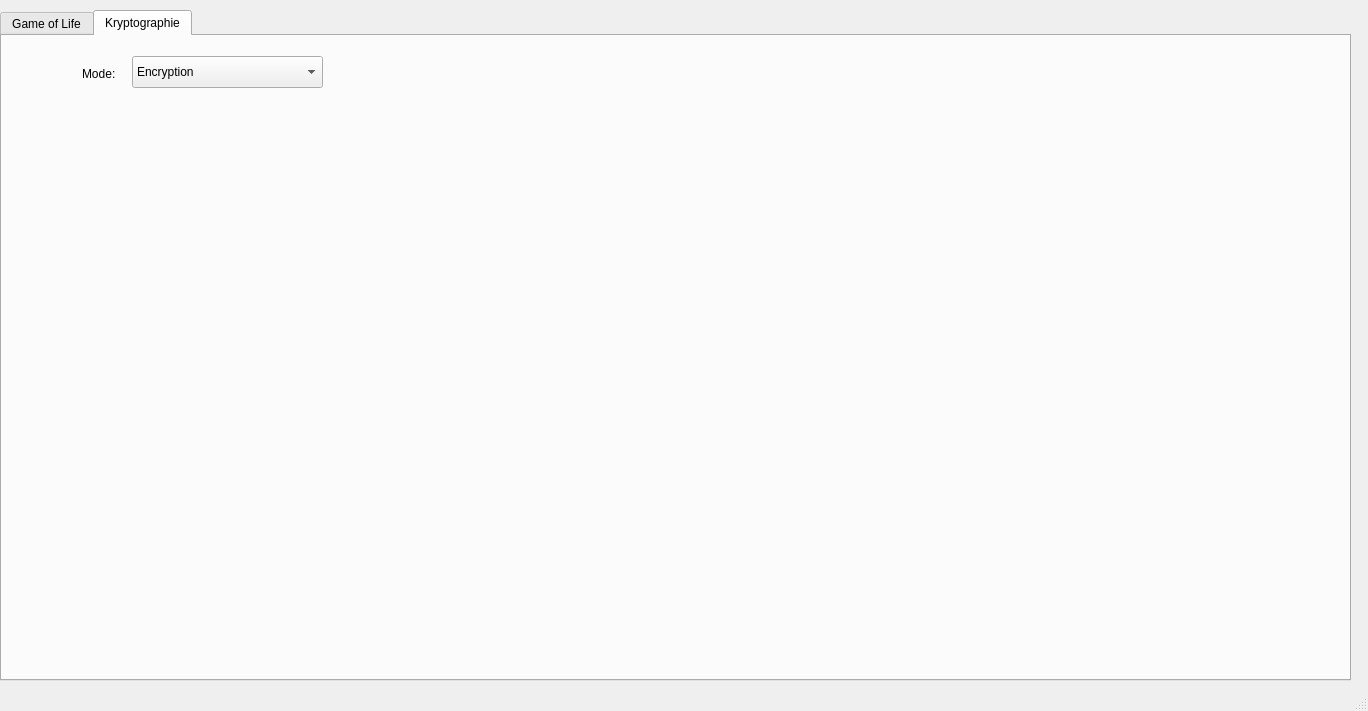
Old version of the form Milestones/Milestone1/gui/mainwindow.ui in the repository jmpargana/PRG-Praktikum.
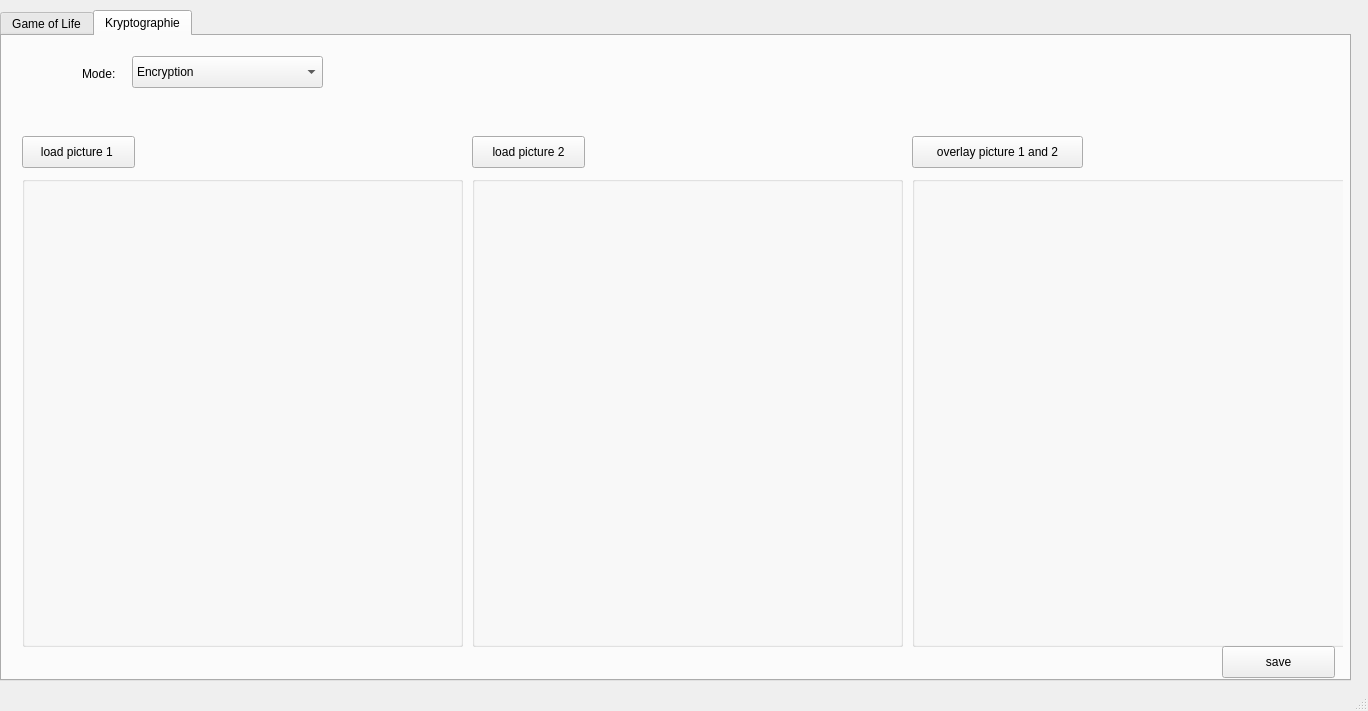
New version of the form. The open tabs and pages were chosen to show the change.

Commit message: overlay screen preparation

The edit to the form file:
```diff
--- a/Milestones/Milestone1/gui/mainwindow.ui
+++ b/Milestones/Milestone1/gui/mainwindow.ui
@@ -450,7 +450,99 @@
        <zorder>dec_buttonDecryption</zorder>
        <zorder>dec_groupBoxDecryption</zorder>
       </widget>
-      <widget class="QWidget" name="pageBlend"/>
+      <widget class="QWidget" name="pageBlend">
+       <widget class="QPushButton" name="over_buttonLoadP1">
+        <property name="geometry">
+         <rect>
+          <x>20</x>
+          <y>20</y>
+          <width>113</width>
+          <height>32</height>
+         </rect>
+        </property>
+        <property name="text">
+         <string>load picture 1 </string>
+        </property>
+       </widget>
+       <widget class="QGroupBox" name="over_groupBoxLoadP1">
+        <property name="geometry">
+         <rect>
+          <x>20</x>
+          <y>60</y>
+          <width>441</width>
+          <height>471</height>
+         </rect>
+        </property>
+        <property name="title">
+         <string/>
+        </property>
+       </widget>
+       <widget class="QGroupBox" name="over_groupBoxLoadP2">
+        <property name="geometry">
+         <rect>
+          <x>470</x>
+          <y>60</y>
+          <width>431</width>
+          <height>471</height>
+         </rect>
+        </property>
+        <property name="title">
+         <string/>
+        </property>
+       </widget>
+       <widget class="QGroupBox" name="over_groupBoxOverlayPicture">
+        <property name="geometry">
+         <rect>
+          <x>910</x>
+          <y>60</y>
+          <width>451</width>
+          <height>471</height>
+         </rect>
+        </property>
+        <property name="title">
+         <string/>
+        </property>
+       </widget>
+       <widget class="QPushButton" name="over_butttonLoadP2">
+        <property name="geometry">
+         <rect>
+          <x>470</x>
+          <y>20</y>
+          <width>113</width>
+          <height>32</height>
+         </rect>
+        </property>
+        <property name="text">
+         <string>load picture 2</string>
+        </property>
+       </widget>
+       <widget class="QPushButton" name="over_buttonOverlay">
+        <property name="geometry">
+         <rect>
+          <x>910</x>
+          <y>20</y>
+          <width>171</width>
+          <height>32</height>
+         </rect>
+        </property>
+        <property name="text">
+         <string>overlay picture 1 and 2</string>
+        </property>
+       </widget>
+       <widget class="QPushButton" name="over_buttonSave">
+        <property name="geometry">
+         <rect>
+          <x>1220</x>
+          <y>530</y>
+          <width>113</width>
+          <height>32</height>
+         </rect>
+        </property>
+        <property name="text">
+         <string>save</string>
+        </property>
+       </widget>
+      </widget>
      </widget>
      <widget class="QComboBox" name="comboBox">
       <property name="geometry">
```
Left out of the diff: 2 changed lines with no effect on the pictures. The commit also changes 4 other files.
